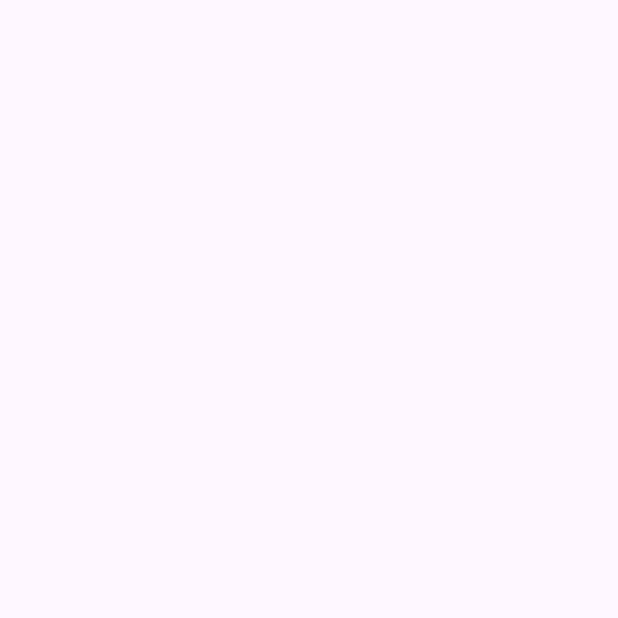
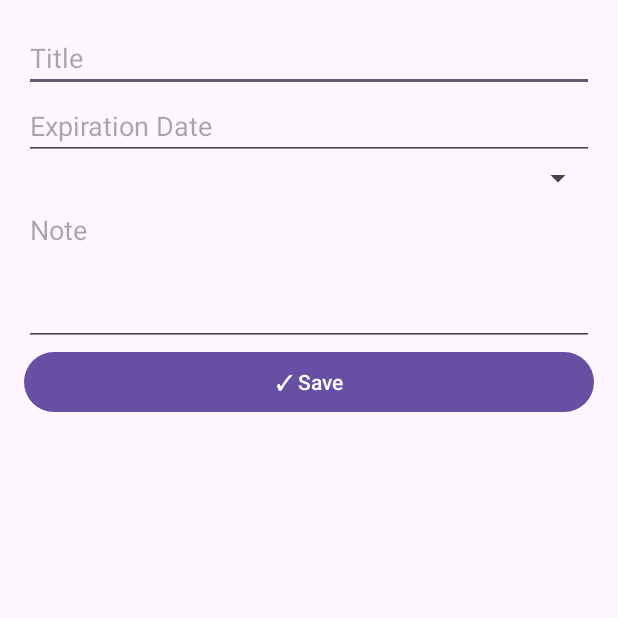
Before and after one commit to Jacq0104/ExpirationTracker-Java, an Android app: the AddPage screen opened directly, with no data from a screen before it, on a phone screen of 412 x 824 dp, the top half of it. Before the commit the part shown is empty. Run offline under Robolectric (Android 15) with nearby library versions, the phone set to English and light mode, and no system bars; 1 statement that could not run was skipped.

Commit message:
create a new page for adding

```diff
--- a/app/src/main/res/layout/activity_add_page.xml
+++ b/app/src/main/res/layout/activity_add_page.xml
@@ -1,10 +1,43 @@
-<?xml version="1.0" encoding="utf-8"?>
-<androidx.constraintlayout.widget.ConstraintLayout xmlns:android="http://schemas.android.com/apk/res/android"
-    xmlns:app="http://schemas.android.com/apk/res-auto"
-    xmlns:tools="http://schemas.android.com/tools"
-    android:id="@+id/main"
+<ScrollView xmlns:android="http://schemas.android.com/apk/res/android"
     android:layout_width="match_parent"
     android:layout_height="match_parent"
-    tools:context=".AddPage">
+    android:padding="16dp">
 
-</androidx.constraintlayout.widget.ConstraintLayout>
+    <LinearLayout
+        android:orientation="vertical"
+        android:layout_width="match_parent"
+        android:layout_height="wrap_content">
+
+        <EditText
+            android:id="@+id/editTitle"
+            android:hint="Title"
+            android:layout_width="match_parent"
+            android:layout_height="wrap_content" />
+
+        <EditText
+            android:id="@+id/editDate"
+            android:hint="Expiration Date"
+            android:focusable="false"
+            android:layout_width="match_parent"
+            android:layout_height="wrap_content" />
+
+        <Spinner
+            android:id="@+id/spinnerCategory"
+            android:layout_width="match_parent"
+            android:layout_height="wrap_content" />
+
+        <EditText
+            android:id="@+id/editNote"
+            android:hint="Note"
+            android:layout_width="match_parent"
+            android:layout_height="wrap_content"
+            android:minHeight="100dp"
+            android:gravity="top" />
+
+        <Button
+            android:id="@+id/btnSave"
+            android:text="✓ Save"
+            android:layout_width="match_parent"
+            android:layout_height="wrap_content" />
+    </LinearLayout>
+</ScrollView>
```
